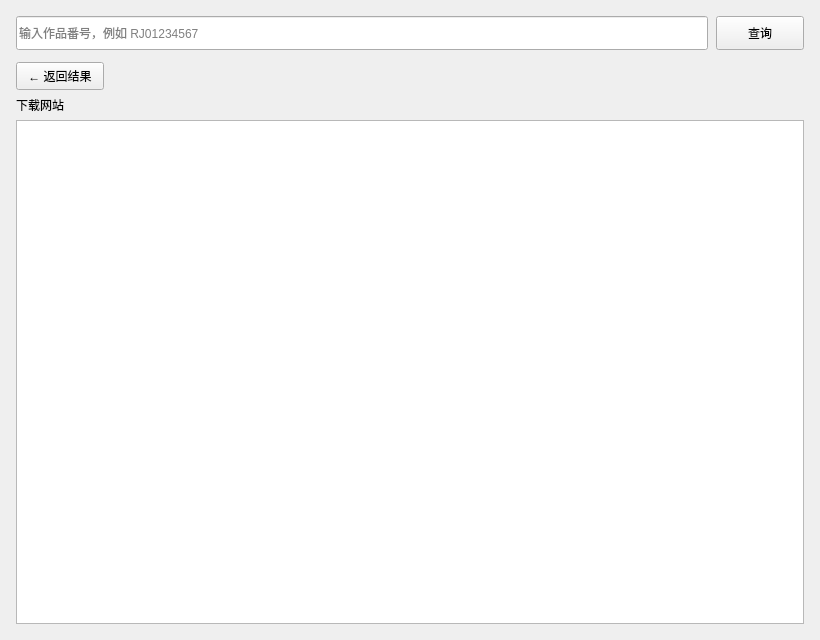
Before: the Qt Designer form src/QTui/ui_file/select.ui in henntaidesu/DLsite_Anime-sharing_download, drawn with Qt 5.
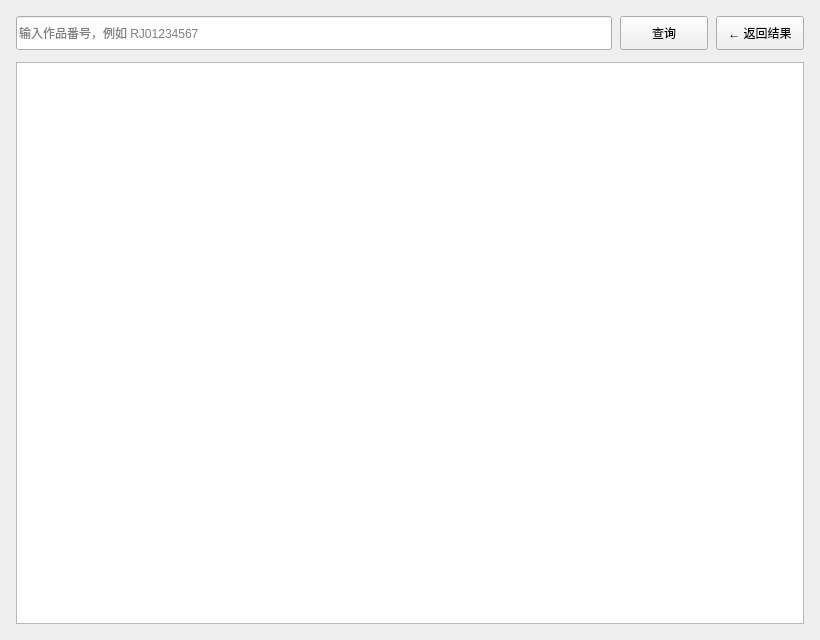
After: the same form once the commit is applied. The open tabs and pages were chosen to show the change.

Diff of the .ui file:
```diff
--- a/src/QTui/ui_file/select.ui
+++ b/src/QTui/ui_file/select.ui
@@ -64,6 +64,19 @@
         </property>
        </widget>
       </item>
+      <item>
+       <widget class="QPushButton" name="back_button">
+        <property name="minimumSize">
+         <size>
+          <width>88</width>
+          <height>34</height>
+         </size>
+        </property>
+        <property name="text">
+         <string>← 返回结果</string>
+        </property>
+       </widget>
+      </item>
      </layout>
     </item>
     <item>
@@ -121,57 +134,7 @@
          <number>0</number>
         </property>
         <item>
-         <layout class="QHBoxLayout" name="detailHeaderLayout">
-          <property name="spacing">
-           <number>8</number>
-          </property>
-          <item>
-           <widget class="QPushButton" name="back_button">
-            <property name="minimumSize">
-             <size>
-              <width>88</width>
-              <height>28</height>
-             </size>
-            </property>
-            <property name="text">
-             <string>← 返回结果</string>
-            </property>
-           </widget>
-          </item>
-          <item>
-           <spacer name="detailHeaderSpacer">
-            <property name="orientation">
-             <enum>Qt::Horizontal</enum>
-            </property>
-            <property name="sizeHint" stdset="0">
-             <size>
-              <width>40</width>
-              <height>20</height>
-             </size>
-            </property>
-           </spacer>
-          </item>
-         </layout>
-        </item>
-        <item>
-         <layout class="QVBoxLayout" name="hostCardLayout">
-          <property name="spacing">
-           <number>6</number>
-          </property>
-          <item>
-           <widget class="QLabel" name="hostCardCaption">
-            <property name="text">
-             <string>下载网站</string>
-            </property>
-            <property name="class" stdset="0">
-             <string>caption</string>
-            </property>
-           </widget>
-          </item>
-          <item>
-           <widget class="QListWidget" name="host_card_list"/>
-          </item>
-         </layout>
+         <widget class="QListWidget" name="host_card_list"/>
         </item>
        </layout>
       </widget>
```
Left out of the diff: 10 changed lines with no effect on the pictures.
